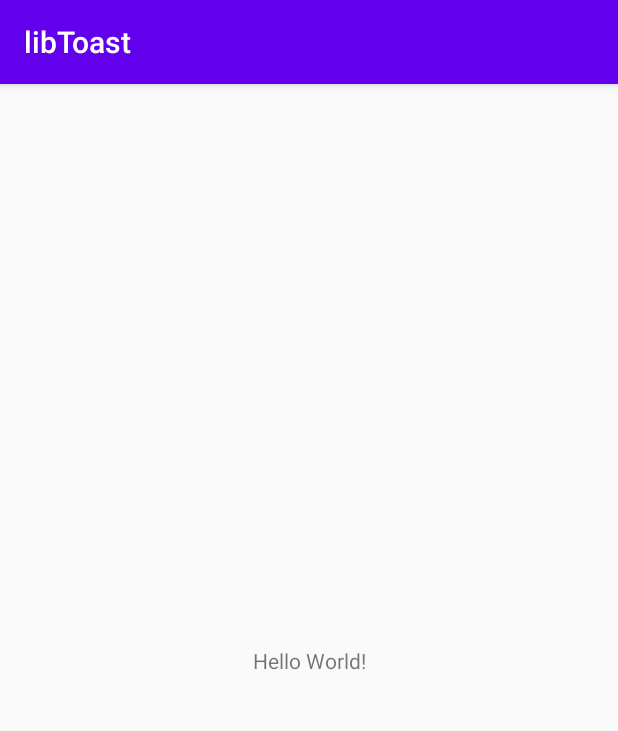
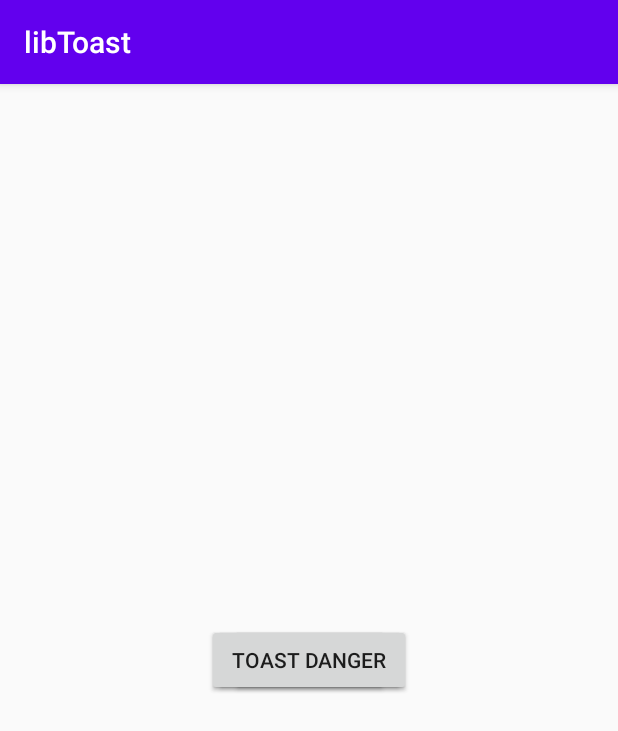
Before and after one commit to imammufiid/libToaster, an Android app: the screen it shows after launch (MainActivity), on a phone screen of 412 x 824 dp. Shown: the top 731 px of the screen. Run offline under Robolectric (Android 15) with nearby library versions, the phone set to English and light mode, and no system bars.

Commit message:
change position gravity

```diff
--- a/app/src/main/java/com/mufiid/libtoast/MainActivity.kt
+++ b/app/src/main/java/com/mufiid/libtoast/MainActivity.kt
@@ -2,17 +2,31 @@ package com.mufiid.libtoast
 
 import androidx.appcompat.app.AppCompatActivity
 import android.os.Bundle
+import android.view.View
 import android.widget.Toast
 import com.mufiid.lib.Toaster
+import kotlinx.android.synthetic.main.activity_main.*
 
-class MainActivity : AppCompatActivity() {
+class MainActivity : AppCompatActivity(), View.OnClickListener {
     override fun onCreate(savedInstanceState: Bundle?) {
         super.onCreate(savedInstanceState)
         setContentView(R.layout.activity_main)
+        init()
+    }
 
-//        Toaster.info(this, "Info", Toast.LENGTH_SHORT).show()
-//        Toaster.success(this, "Success", Toast.LENGTH_SHORT).show()
-//        Toaster.warning(this, "Warning", Toast.LENGTH_SHORT).show()
-        Toaster.danger(this, "Danger", Toast.LENGTH_SHORT).show()
+    private fun init() {
+        btn_toast_success.setOnClickListener(this)
+        btn_toast_info.setOnClickListener(this)
+        btn_toast_warning.setOnClickListener(this)
+        btn_toast_danger.setOnClickListener(this)
+    }
+
+    override fun onClick(v: View?) {
+        when(v?.id) {
+            R.id.btn_toast_success -> Toaster.success(this, "Success", Toast.LENGTH_SHORT).show()
+            R.id.btn_toast_info ->  Toaster.info(this, "Info", Toast.LENGTH_SHORT).show()
+            R.id.btn_toast_warning -> Toaster.warning(this, "Warning", Toast.LENGTH_SHORT).show()
+            R.id.btn_toast_danger -> Toaster.danger(this, "Danger", Toast.LENGTH_SHORT).show()
+        }
     }
 }
--- a/app/src/main/res/layout/activity_main.xml
+++ b/app/src/main/res/layout/activity_main.xml
@@ -6,10 +6,38 @@
     android:layout_height="match_parent"
     tools:context=".MainActivity">
 
-    <TextView
+    <Button
+        android:id="@+id/btn_toast_success"
         android:layout_width="wrap_content"
         android:layout_height="wrap_content"
-        android:text="Hello World!"
+        android:text="Toast Success"
+        app:layout_constraintBottom_toBottomOf="parent"
+        app:layout_constraintLeft_toLeftOf="parent"
+        app:layout_constraintRight_toRightOf="parent"
+        app:layout_constraintTop_toTopOf="parent" />
+    <Button
+        android:id="@+id/btn_toast_info"
+        android:layout_width="wrap_content"
+        android:layout_height="wrap_content"
+        android:text="Toast Info"
+        app:layout_constraintBottom_toBottomOf="parent"
+        app:layout_constraintLeft_toLeftOf="parent"
+        app:layout_constraintRight_toRightOf="parent"
+        app:layout_constraintTop_toTopOf="parent" />
+    <Button
+        android:id="@+id/btn_toast_warning"
+        android:layout_width="wrap_content"
+        android:layout_height="wrap_content"
+        android:text="Toast Warning"
+        app:layout_constraintBottom_toBottomOf="parent"
+        app:layout_constraintLeft_toLeftOf="parent"
+        app:layout_constraintRight_toRightOf="parent"
+        app:layout_constraintTop_toTopOf="parent" />
+    <Button
+        android:id="@+id/btn_toast_danger"
+        android:layout_width="wrap_content"
+        android:layout_height="wrap_content"
+        android:text="Toast Danger"
         app:layout_constraintBottom_toBottomOf="parent"
         app:layout_constraintLeft_toLeftOf="parent"
         app:layout_constraintRight_toRightOf="parent"
--- a/lib/src/main/java/com/mufiid/lib/Toaster.java
+++ b/lib/src/main/java/com/mufiid/lib/Toaster.java
@@ -2,6 +2,7 @@ package com.mufiid.lib;
 
 import android.content.Context;
 import android.media.Image;
+import android.view.Gravity;
 import android.view.LayoutInflater;
 import android.view.View;
 import android.widget.ImageView;
@@ -82,6 +83,7 @@ public class Toaster {
         }
 
         toastMessage.setText(message);
+        currentToast.setGravity(Gravity.TOP|Gravity.RIGHT, 0, 0);
         currentToast.setView(toastLayout);
 
         if (!allowQueue){
--- a/lib/src/main/res/drawable/bg_toast_danger.xml
+++ b/lib/src/main/res/drawable/bg_toast_danger.xml
@@ -5,7 +5,7 @@
 
     <stroke
         android:width="2dp"
-        android:color="#f56954" />
+        android:color="#FA5E47" />
     <solid
         android:color="#D7D33724" />
 
--- a/lib/src/main/res/layout/toast_layout.xml
+++ b/lib/src/main/res/layout/toast_layout.xml
@@ -8,8 +8,8 @@
     android:fitsSystemWindows="false"
     android:gravity="center"
     android:orientation="horizontal"
-    android:paddingVertical="14dp"
-    android:paddingHorizontal="18dp"
+    android:paddingVertical="12dp"
+    android:paddingHorizontal="16dp"
     android:background="@drawable/bg_toast_success"
     tools:ignore="UseCompoundDrawables">
 
@@ -27,6 +27,7 @@
         android:layout_height="wrap_content"
         android:textColor="@color/colorWhite"
         android:textSize="16sp"
+        android:textStyle="bold"
         android:text="@string/toast_message"/>
 
 </LinearLayout>
```
